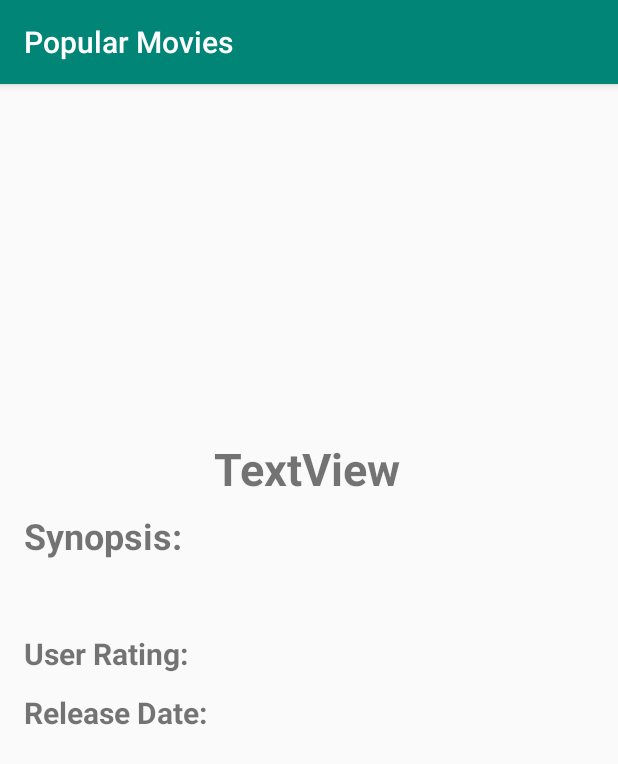
After one commit to mum6ojum6o/PopularMovies, an Android app: the MovieDetailActivity screen opened directly, with no data from a screen before it, on a phone screen of 412 x 824 dp. The commit adds this screen. Shown: the top 764 px of the screen. Run offline under Robolectric (Android 15) with nearby library versions, the phone set to English and light mode, and no system bars; our stand-ins replace ButterKnife; pictures from the network do not load.

Commit message:
Movie details to Detail Activity
Implemented Parcellable for Movie model class.
Added RecyclerViewAdapter and ViewHolder
Infinite network calls.

```diff
--- a/app/build.gradle
+++ b/app/build.gradle
@@ -31,10 +31,11 @@ dependencies {
     implementation fileTree(dir: 'libs', include: ['*.jar'])
     implementation 'androidx.appcompat:appcompat:1.1.0'
     implementation 'androidx.constraintlayout:constraintlayout:1.1.3'
-    implementation 'com.jakewharton:butterknife:8.8.1'
-    implementation 'com.android.support:recyclerview-v7:28.0.0'
+    implementation 'com.jakewharton:butterknife:10.2.1'
+    implementation 'androidx.recyclerview:recyclerview:1.0.0'
     implementation 'com.github.bumptech.glide:glide:4.11.0'
     implementation 'com.squareup.retrofit2:retrofit:2.7.1'
+    implementation 'com.google.code.gson:gson:2.8.6'
     implementation 'com.squareup.retrofit2:converter-gson:2.7.1'
     annotationProcessor 'com.github.bumptech.glide:compiler:4.11.0'
     //annotationProcessor 'com.jakewharton:butterknife-compiler:8.8.1'
--- a/app/src/main/AndroidManifest.xml
+++ b/app/src/main/AndroidManifest.xml
@@ -1,14 +1,18 @@
 <?xml version="1.0" encoding="utf-8"?>
 <manifest xmlns:android="http://schemas.android.com/apk/res/android"
     package="com.mumbojumbo.popularmovies">
+
     <uses-permission android:name="android.permission.INTERNET" />
+
     <application
         android:allowBackup="true"
         android:icon="@mipmap/ic_launcher"
         android:label="@string/app_name"
         android:roundIcon="@mipmap/ic_launcher_round"
         android:supportsRtl="true"
-        android:theme="@style/AppTheme">
+        android:theme="@style/AppTheme"
+        android:usesCleartextTraffic="true">
+        <activity android:name=".MovieDetailActivity"></activity>
         <activity android:name=".MainActivity">
             <intent-filter>
                 <action android:name="android.intent.action.MAIN" />
--- /dev/null
+++ b/app/src/main/java/com/mumbojumbo/popularmovies/MovieDetailActivity.java
@@ -0,0 +1,63 @@
+package com.mumbojumbo.popularmovies;
+
+import androidx.appcompat.app.AppCompatActivity;
+
+import android.content.Intent;
+import android.net.Uri;
+import android.os.Bundle;
+import android.widget.ImageView;
+import android.widget.TextView;
+
+import com.bumptech.glide.Glide;
+import com.bumptech.glide.load.engine.DiskCacheStrategy;
+import com.mumbojumbo.popularmovies.model.Movie;
+import com.mumbojumbo.popularmovies.retrofit.MovieResultsFromNetwork;
+
+import org.w3c.dom.Text;
+
+import butterknife.BindView;
+import butterknife.ButterKnife;
+
+public class MovieDetailActivity extends AppCompatActivity {
+     ImageView mPoster;
+     TextView mMovieTitle;
+    TextView mSynopsis;
+    TextView mRating;
+   TextView mReleaseDate;
+
+    @Override
+    protected void onCreate(Bundle savedInstanceState) {
+        super.onCreate(savedInstanceState);
+        setContentView(R.layout.activity_movie_detail);
+        mMovieTitle = (TextView)findViewById(R.id.tv_movie_title);
+        mSynopsis = (TextView)findViewById(R.id.tv_synopsis);
+        mRating = (TextView)findViewById(R.id.tv_user_rating);
+        mReleaseDate = (TextView)findViewById(R.id.tv_release_date);
+        mPoster = (ImageView)findViewById(R.id.iv_movie_poster_detail);
+        Intent activityLauncherIntent = this.getIntent();
+        if(activityLauncherIntent!=null){
+            if(activityLauncherIntent.hasExtra("bundle")){
+                Bundle b = activityLauncherIntent.getBundleExtra("bundle");
+                if(b!=null){
+                    populateUI(b);
+
+                }
+            }
+        }
+    }
+    private void populateUI(Bundle bundle){
+        Movie movie=(Movie)(bundle.getParcelable(MovieResultsFromNetwork.MODEL_KEY));
+        if(movie!=null) {
+            mMovieTitle.setText(movie.getmOriginalTitle());
+            mSynopsis.setText(movie.getmOverview());
+            mRating.append(""+movie.getmPopularity());
+            mReleaseDate.setText(movie.getmReleaseDate());
+            Glide.with(this)
+                    .load(Uri.parse(MovieResultsFromNetwork.IMAGE_BASE_URL+movie.getmPoster()))
+                    .placeholder(R.mipmap.ic_image_placedholder)
+                    .error(R.mipmap.ic_image_placedholder)
+                    .diskCacheStrategy(DiskCacheStrategy.ALL)
+                    .into(mPoster);
+        }
+    }
+}
--- a/app/src/main/java/com/mumbojumbo/popularmovies/retrofit/IRetrofitService.java
+++ b/app/src/main/java/com/mumbojumbo/popularmovies/retrofit/IRetrofitService.java
@@ -8,7 +8,7 @@ import retrofit2.http.GET;
 import retrofit2.http.Query;
 
 public interface IRetrofitService {
-    final String DOMAIN_URL="https://api.themoviedb.org/";
+    String DOMAIN_URL="https://api.themoviedb.org/";
     @GET("3/movie/popular?api_key="+BuildConfig.API_KEY)
-    public Call<Result> popularMovies(@Query("page")int page);
+    Call<Result> popularMovies(@Query("page") int page);
 }
--- a/app/src/main/res/layout/activity_main.xml
+++ b/app/src/main/res/layout/activity_main.xml
@@ -6,10 +6,11 @@
     android:layout_height="match_parent"
     tools:context=".MainActivity">
 
-    <RecyclerView
+    <androidx.recyclerview.widget.RecyclerView
         android:layout_width = "match_parent"
         android:layout_height = "match_parent"
         android:id="@+id/rv_movie_posters"
-        android:padding="8dp"/>
+        android:paddingLeft="2dp"
+        android:paddingRight="2dp"/>
 
 </LinearLayout>
--- /dev/null
+++ b/app/src/main/res/layout/activity_movie_detail.xml
@@ -0,0 +1,120 @@
+<?xml version="1.0" encoding="utf-8"?>
+<androidx.constraintlayout.widget.ConstraintLayout xmlns:android="http://schemas.android.com/apk/res/android"
+    xmlns:app="http://schemas.android.com/apk/res-auto"
+    xmlns:tools="http://schemas.android.com/tools"
+    android:layout_width="match_parent"
+    android:layout_height="match_parent"
+    tools:context=".MovieDetailActivity">
+
+    <ImageView
+        android:id="@+id/iv_movie_poster_detail"
+        android:layout_width="200dp"
+        android:layout_height="200dp"
+        android:layout_marginTop="16dp"
+        app:layout_constrainedHeight="false"
+        app:layout_constrainedWidth="false"
+        app:layout_constraintEnd_toEndOf="parent"
+        app:layout_constraintStart_toStartOf="parent"
+        app:layout_constraintTop_toTopOf="parent"
+        tools:src="@mipmap/ic_image_placedholder_foreground" />
+
+    <TextView
+        android:id="@+id/tv_movie_title"
+        android:layout_width="wrap_content"
+        android:layout_height="wrap_content"
+        android:layout_marginTop="20dp"
+        android:text="TextView"
+        android:textAlignment="center"
+        android:textSize="30sp"
+        android:textStyle="bold"
+        app:layout_constraintEnd_toEndOf="@+id/iv_movie_poster_detail"
+        app:layout_constraintHorizontal_bias="0.489"
+        app:layout_constraintStart_toStartOf="@+id/iv_movie_poster_detail"
+        app:layout_constraintTop_toBottomOf="@+id/iv_movie_poster_detail"
+        tools:text="Movie Title" />
+
+    <TextView
+        android:id="@+id/textView2"
+        android:layout_width="wrap_content"
+        android:layout_height="wrap_content"
+        android:layout_marginStart="16dp"
+        android:layout_marginLeft="16dp"
+        android:layout_marginTop="8dp"
+        android:text="Synopsis:"
+        android:textStyle="bold"
+        android:textSize="24sp"
+
+        app:layout_constraintStart_toStartOf="parent"
+        app:layout_constraintTop_toBottomOf="@+id/tv_movie_title" />
+
+    <TextView
+        android:id="@+id/tv_synopsis"
+        android:layout_width="wrap_content"
+        android:layout_height="wrap_content"
+        android:layout_marginStart="16dp"
+        android:layout_marginLeft="16dp"
+        android:layout_marginTop="12dp"
+        android:paddingRight="2dp"
+        android:text=""
+        android:textAlignment="gravity"
+        android:textAppearance="@style/TextAppearance.AppCompat.Body1"
+        android:textSize="18sp"
+
+        app:layout_constrainedWidth="true"
+        app:layout_constraintEnd_toEndOf="parent"
+        app:layout_constraintHorizontal_bias="0.0"
+        app:layout_constraintStart_toStartOf="parent"
+        app:layout_constraintTop_toBottomOf="@+id/textView2"
+        tools:text="This is just a random test of view dimension with wrap_content width"
+        tools:visibility="visible" />
+
+    <TextView
+        android:id="@+id/textView4"
+        android:layout_width="wrap_content"
+        android:layout_height="wrap_content"
+        android:layout_marginTop="12dp"
+        android:text="User Rating:"
+        android:textSize="20sp"
+        android:textStyle="bold"
+
+        app:layout_constraintStart_toStartOf="@+id/tv_synopsis"
+        app:layout_constraintTop_toBottomOf="@+id/tv_synopsis" />
+
+    <TextView
+        android:id="@+id/tv_user_rating"
+        android:layout_width="wrap_content"
+        android:layout_height="wrap_content"
+        android:layout_marginStart="4dp"
+        android:layout_marginLeft="4dp"
+        android:text=""
+        android:textSize="20sp"
+        tools:text="5.4353"
+        app:layout_constraintBottom_toBottomOf="@+id/textView4"
+        app:layout_constraintStart_toEndOf="@+id/textView4"
+        app:layout_constraintTop_toTopOf="@+id/textView4"
+        app:layout_constraintVertical_bias="0.0" />
+
+    <TextView
+        android:id="@+id/textView8"
+        android:layout_width="wrap_content"
+        android:layout_height="wrap_content"
+        android:layout_marginTop="12dp"
+        android:text="Release Date:"
+        android:textSize="20sp"
+        android:textStyle="bold"
+        app:layout_constraintStart_toStartOf="@+id/textView4"
+        app:layout_constraintTop_toBottomOf="@+id/textView4" />
+
+    <TextView
+        android:id="@+id/tv_release_date"
+        android:layout_width="wrap_content"
+        android:layout_height="wrap_content"
+        android:layout_marginStart="4dp"
+        android:layout_marginLeft="4dp"
+        android:layout_marginTop="12dp"
+        android:text=""
+        android:textSize="20sp"
+        app:layout_constraintStart_toEndOf="@+id/textView8"
+        app:layout_constraintTop_toBottomOf="@+id/tv_user_rating"
+        tools:text="07.07.2020" />
+</androidx.constraintlayout.widget.ConstraintLayout>
--- a/app/src/main/res/values/colors.xml
+++ b/app/src/main/res/values/colors.xml
@@ -3,4 +3,6 @@
     <color name="colorPrimary">#008577</color>
     <color name="colorPrimaryDark">#00574B</color>
     <color name="colorAccent">#D81B60</color>
+    <color name="colorRed">#bc2909</color>
+    <color name="colorWhite">#FFFFFF</color>
 </resources>
--- a/app/src/main/res/values/styles.xml
+++ b/app/src/main/res/values/styles.xml
@@ -7,5 +7,8 @@
         <item name="colorPrimaryDark">@color/colorPrimaryDark</item>
         <item name="colorAccent">@color/colorAccent</item>
     </style>
+    <style name="TextTheme" parent="@style/AppTheme">
+        <item name="android:textColor">@color/colorRed</item>
+    </style>
 
 </resources>
```
Also changed, not shown: app/src/main/java/com/mumbojumbo/popularmovies/MainActivity.java (+36 -14 lines), app/src/main/java/com/mumbojumbo/popularmovies/adapters/MoviePostersAdapter.java (added, +73 -0 lines), app/src/main/java/com/mumbojumbo/popularmovies/model/Movie.java (+46 -1 lines), app/src/main/java/com/mumbojumbo/popularmovies/retrofit/MovieResultsFromNetwork.java (renamed from app/src/main/java/com/mumbojumbo/popularmovies/retrofit/MovieResults.java, +7 -2 lines), app/src/main/java/com/mumbojumbo/popularmovies/viewholders/MoviePosterViewHolder.java (added, +53 -0 lines), app/src/main/res/layout/movie_list_item.xml (+13 -8 lines).
